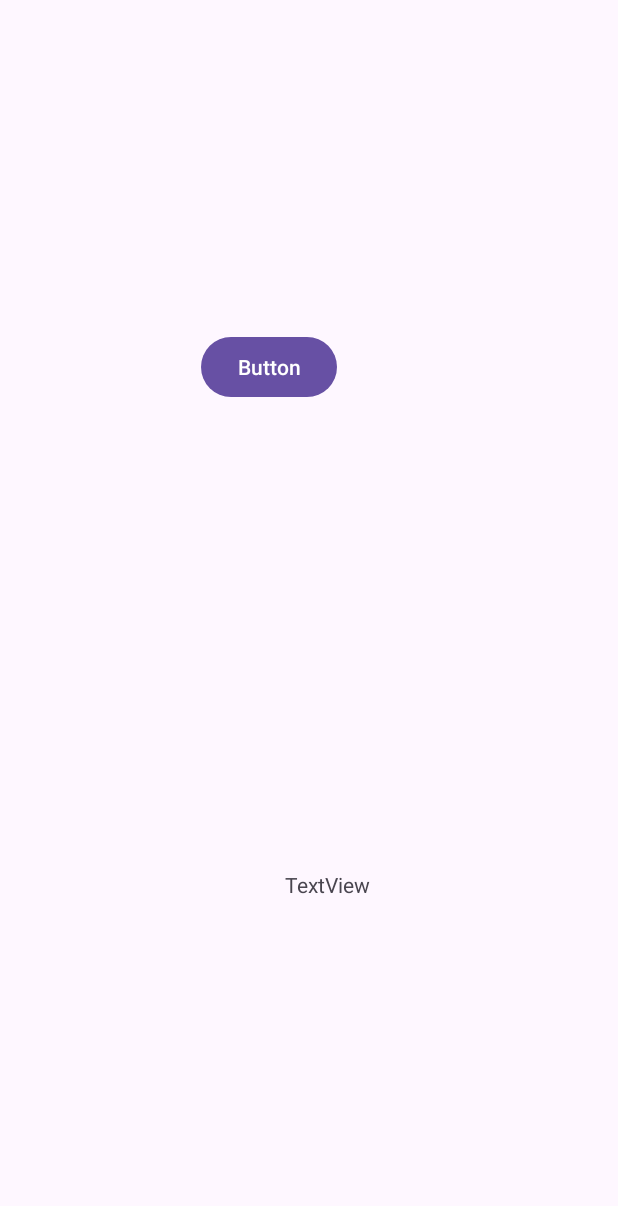
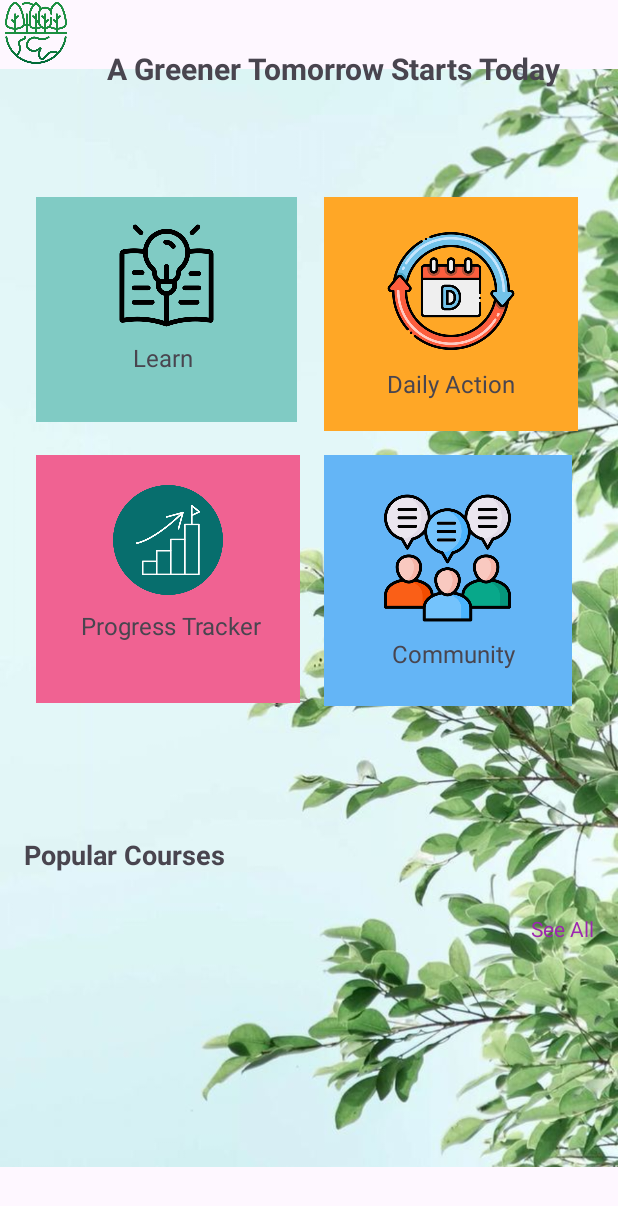
Before and after one commit to Isuruni-Weerasingha/GreenPulseApp, an Android app: the home screen opened directly, with no data from a screen before it, on a phone screen of 412 x 824 dp. Shown: the top 1206 px of the screen. Run offline under Robolectric (Android 15) with nearby library versions, the phone set to English and light mode, and no system bars; 1 statement that could not run was skipped.

```diff
--- /dev/null
+++ b/app/src/main/res/drawable/custom_button_background.xml
@@ -0,0 +1,15 @@
+<?xml version="1.0" encoding="utf-8"?>
+<selector xmlns:android="http://schemas.android.com/apk/res/android">
+    <item android:state_pressed="true">
+        <shape>
+            <solid android:color="#004D40" /> <!-- Color when pressed -->
+            <corners android:radius="16dp" /> <!-- Rounded corners -->
+        </shape>
+    </item>
+    <item>
+        <shape>
+            <solid android:color="#009688" /> <!-- Default color -->
+            <corners android:radius="16dp" /> <!-- Rounded corners -->
+        </shape>
+    </item>
+</selector>
--- /dev/null
+++ b/app/src/main/res/drawable/ic_ai_ml.xml
@@ -0,0 +1,4 @@
+<?xml version="1.0" encoding="utf-8"?>
+<selector xmlns:android="http://schemas.android.com/apk/res/android">
+
+</selector>
--- /dev/null
+++ b/app/src/main/res/drawable/ic_design.xml
@@ -0,0 +1,4 @@
+<?xml version="1.0" encoding="utf-8"?>
+<selector xmlns:android="http://schemas.android.com/apk/res/android">
+
+</selector>
--- /dev/null
+++ b/app/src/main/res/drawable/ic_develop.xml
@@ -0,0 +1,4 @@
+<?xml version="1.0" encoding="utf-8"?>
+<selector xmlns:android="http://schemas.android.com/apk/res/android">
+
+</selector>
--- /dev/null
+++ b/app/src/main/res/drawable/ic_explore.xml
@@ -0,0 +1,4 @@
+<?xml version="1.0" encoding="utf-8"?>
+<selector xmlns:android="http://schemas.android.com/apk/res/android">
+
+</selector>
--- a/app/src/main/res/layout/activity_home.xml
+++ b/app/src/main/res/layout/activity_home.xml
@@ -1,33 +1,176 @@
 <?xml version="1.0" encoding="utf-8"?>
-<androidx.constraintlayout.widget.ConstraintLayout xmlns:android="http://schemas.android.com/apk/res/android"
+<androidx.constraintlayout.widget.ConstraintLayout
+    xmlns:android="http://schemas.android.com/apk/res/android"
     xmlns:app="http://schemas.android.com/apk/res-auto"
     xmlns:tools="http://schemas.android.com/tools"
-    android:id="@+id/main"
     android:layout_width="match_parent"
     android:layout_height="match_parent"
-    tools:context=".home">
+    tools:context=".MainActivity">
 
-    <Button
-        android:id="@+id/button"
+    <!-- Header Section -->
+    <ImageView
+        android:id="@+id/imageView15"
         android:layout_width="wrap_content"
         android:layout_height="wrap_content"
-        android:text="Button"
-        app:layout_constraintBottom_toBottomOf="parent"
-        app:layout_constraintEnd_toEndOf="parent"
-        app:layout_constraintHorizontal_bias="0.417"
-        app:layout_constraintStart_toStartOf="parent"
-        app:layout_constraintTop_toTopOf="parent"
-        app:layout_constraintVertical_bias="0.284" />
+        app:srcCompat="@drawable/image" />
+
+    <!-- Options Section -->
+
+    <!-- Popular Courses Section -->
 
     <TextView
-        android:id="@+id/textView"
+        android:id="@+id/questionText"
+        android:layout_width="373dp"
+        android:layout_height="0dp"
+        android:layout_marginTop="32dp"
+        android:text="       A Greener Tomorrow Starts Today"
+        android:textSize="20sp"
+        android:textStyle="bold"
+        app:layout_constraintEnd_toEndOf="parent"
+        app:layout_constraintHorizontal_bias="1.0"
+        app:layout_constraintStart_toStartOf="parent"
+        app:layout_constraintTop_toTopOf="parent" />
+
+    <GridLayout
+        android:id="@+id/optionsGrid"
+        android:layout_width="407dp"
+        android:layout_height="390dp"
+        android:layout_marginTop="48dp"
+        android:columnCount="2"
+        android:padding="16dp"
+        app:layout_constraintEnd_toEndOf="parent"
+        app:layout_constraintHorizontal_bias="0.0"
+        app:layout_constraintStart_toStartOf="parent"
+        app:layout_constraintTop_toBottomOf="@id/questionText">
+
+        <!-- Option 1 -->
+        <LinearLayout
+            android:layout_width="174dp"
+            android:layout_height="150dp"
+            android:layout_margin="8dp"
+            android:background="@color/teal_200"
+            android:gravity="center"
+            android:orientation="vertical"
+            android:padding="16dp">
+
+            <ImageView
+                android:id="@+id/imageView11"
+                android:layout_width="79dp"
+                android:layout_height="71dp"
+                app:srcCompat="@drawable/learn" />
+
+            <TextView
+                android:layout_width="92dp"
+                android:layout_height="37dp"
+                android:layout_marginTop="8dp"
+                android:text="      Learn"
+                android:textSize="16sp" />
+        </LinearLayout>
+
+        <!-- Option 2 -->
+        <LinearLayout
+            android:layout_width="169dp"
+            android:layout_height="156dp"
+            android:layout_margin="8dp"
+            android:background="@color/orange"
+            android:gravity="center"
+            android:orientation="vertical"
+            android:padding="16dp">
+
+            <ImageView
+                android:id="@+id/imageView12"
+                android:layout_width="92dp"
+                android:layout_height="85dp"
+                app:srcCompat="@drawable/daily" />
+
+            <TextView
+                android:layout_width="wrap_content"
+                android:layout_height="wrap_content"
+                android:layout_marginTop="8dp"
+                android:text="Daily Action"
+                android:textSize="16sp" />
+        </LinearLayout>
+
+        <!-- Option 3 -->
+        <LinearLayout
+            android:layout_width="176dp"
+            android:layout_height="165dp"
+            android:layout_margin="8dp"
+            android:background="@color/pink"
+            android:gravity="center"
+            android:orientation="vertical"
+            android:padding="16dp">
+
+            <ImageView
+                android:id="@+id/imageView13"
+                android:layout_width="73dp"
+                android:layout_height="76dp"
+                app:srcCompat="@drawable/tracker" />
+
+            <TextView
+                android:layout_width="wrap_content"
+                android:layout_height="43dp"
+                android:layout_marginTop="8dp"
+                android:text=" Progress Tracker"
+                android:textSize="16sp" />
+        </LinearLayout>
+
+        <!-- Option 4 -->
+        <LinearLayout
+            android:layout_width="165dp"
+            android:layout_height="167dp"
+            android:layout_margin="8dp"
+            android:background="@color/blue"
+            android:gravity="center"
+            android:orientation="vertical"
+            android:padding="16dp">
+
+            <ImageView
+                android:id="@+id/imageView14"
+                android:layout_width="86dp"
+                android:layout_height="89dp"
+                app:srcCompat="@drawable/commit" />
+
+            <TextView
+                android:layout_width="114dp"
+                android:layout_height="wrap_content"
+                android:layout_marginTop="8dp"
+                android:text="     Community "
+                android:textSize="16sp" />
+
+        </LinearLayout>
+
+    </GridLayout>
+
+    <TextView
+        android:id="@+id/popularCoursesText"
         android:layout_width="wrap_content"
         android:layout_height="wrap_content"
-        android:text="TextView"
-        app:layout_constraintBottom_toBottomOf="parent"
+        android:layout_marginStart="16dp"
+        android:layout_marginTop="60dp"
+        android:text="@string/popular_courses"
+        android:textSize="18sp"
+        android:textStyle="bold"
+        app:layout_constraintStart_toStartOf="parent"
+        app:layout_constraintTop_toBottomOf="@id/optionsGrid" />
+
+    <TextView
+        android:id="@+id/seeAllText"
+        android:layout_width="wrap_content"
+        android:layout_height="wrap_content"
+        android:layout_marginTop="52dp"
+        android:layout_marginEnd="16dp"
+        android:text="@string/see_all"
+        android:textColor="@color/purple_500"
         app:layout_constraintEnd_toEndOf="parent"
-        app:layout_constraintHorizontal_bias="0.535"
-        app:layout_constraintStart_toStartOf="parent"
-        app:layout_constraintTop_toTopOf="parent"
-        app:layout_constraintVertical_bias="0.721" />
+        app:layout_constraintTop_toTopOf="@id/popularCoursesText" />
+
+    <ImageView
+        android:id="@+id/imageView16"
+        android:layout_width="48dp"
+        android:layout_height="44dp"
+        app:srcCompat="@drawable/forest"
+        tools:layout_editor_absoluteX="181dp"
+        tools:layout_editor_absoluteY="59dp" />
+
 </androidx.constraintlayout.widget.ConstraintLayout>
--- a/app/src/main/res/values/colors.xml
+++ b/app/src/main/res/values/colors.xml
@@ -1,5 +1,9 @@
-<?xml version="1.0" encoding="utf-8"?>
 <resources>
-    <color name="black">#FF000000</color>
-    <color name="white">#FFFFFFFF</color>
+    <color name="teal_200">#80CBC4</color>
+    <color name="orange">#FFA726</color>
+    <color name="pink">#F06292</color>
+    <color name="blue">#64B5F6</color>
+    <color name="purple_500">#9C27B0</color>
+    <color name="black">#000000</color>
+    <color name="white">#FFFFFF</color>
 </resources>
--- a/app/src/main/res/values/strings.xml
+++ b/app/src/main/res/values/strings.xml
@@ -1,3 +1,14 @@
 <resources>
-    <string name="app_name">GreenPulse</string>
+    <string name="app_name">Modern Learning</string>
+    <string name="header_title">What Would You Like to Learn Today?</string>
+    <string name="develop">Developing</string>
+    <string name="design">Designing</string>
+    <string name="ai_ml">AI and ML</string>
+    <string name="explore">Explore</string>
+    <string name="develop_description">Learn coding and software development</string>
+    <string name="design_description">Master designing skills</string>
+    <string name="ai_ml_description">Explore AI and Machine Learning</string>
+    <string name="explore_description">Discover new opportunities</string>
+    <string name="popular_courses">Popular Courses</string>
+    <string name="see_all">See All</string>
 </resources>
```
Also changed, not shown: app/src/main/res/drawable/commit.png (added), app/src/main/res/drawable/daily.png (added), app/src/main/res/drawable/forest.png (added), app/src/main/res/drawable/image.jpg (added), app/src/main/res/drawable/learn.png (added), app/src/main/res/drawable/tracker.png (added), app/src/main/res/font/hellosaturday.otf (added).
